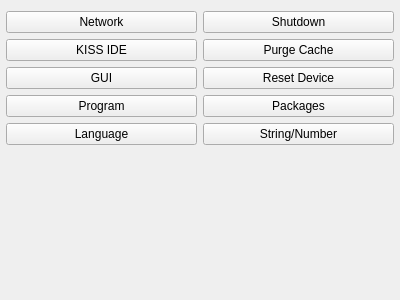
Above: ui/SettingsWidget.ui from kipr/botui before the change. Below: the same form after it.
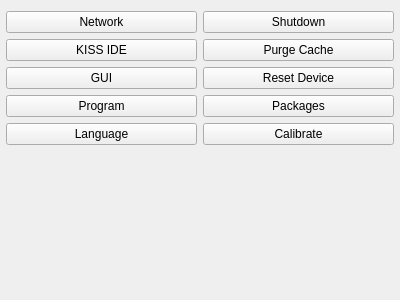
That is the form after the change. Icons and pictures are not drawn.

What changed in the file:
```diff
--- a/ui/SettingsWidget.ui
+++ b/ui/SettingsWidget.ui
@@ -146,7 +146,7 @@
        <item>
         <widget class="QPushButton" name="stringNumber">
          <property name="text">
-          <string>String/Number</string>
+          <string>Calibrate</string>
          </property>
         </widget>
        </item>
```
